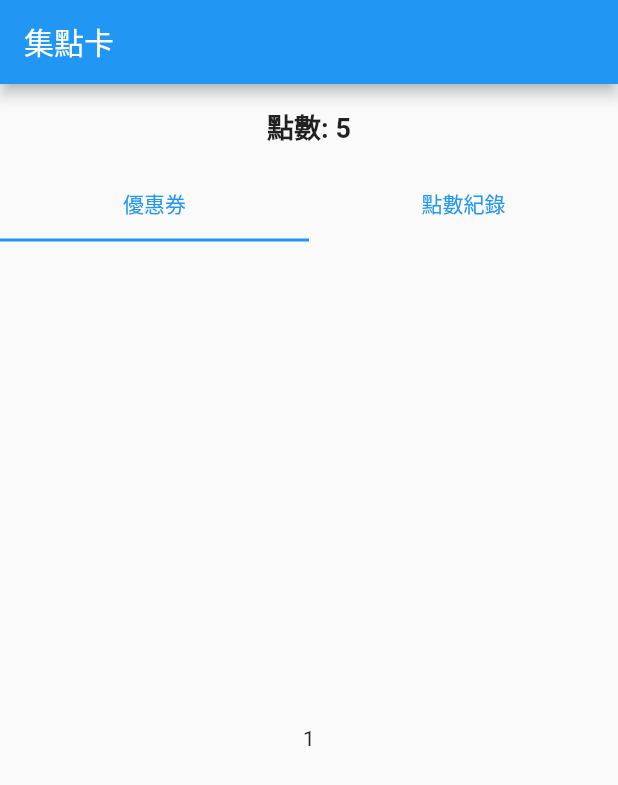
After one commit to championway/flutter_app_test, a Flutter app: the PointCardWidgetPage screen opened directly, on a phone screen of 412 x 824 dp. The commit adds this screen. Shown: the top 785 px of the screen. Run offline on Flutter 3.47's test engine with Material 2 defaults, Android fonts, the phone set to English and light mode, and no system bars; our stand-ins replace fluttertoast, qr_flutter; missing offline and left inert: qr_code_scanner; generated files the repository leaves out were written again.

Commit message:
Point Card Widget

```diff
--- a/lib/HomePage.dart
+++ b/lib/HomePage.dart
@@ -5,6 +5,7 @@ import 'package:flutter_app_test/Page/CouponWidget.dart';
 import 'package:flutter_app_test/Page/DateTimePickerPage.dart';
 import 'package:flutter_app_test/Page/MenuPage.dart';
 import 'package:flutter_app_test/Page/OwnerRestaurantNumberPage.dart';
+import 'package:flutter_app_test/Page/PointCardWidgetPage.dart';
 import 'package:flutter_app_test/Page/QRCodePage.dart';
 import 'package:flutter_app_test/Page/QRScanPage.dart';
 import 'package:flutter_app_test/Page/RestaurantNumberPage.dart';
@@ -43,6 +44,9 @@ class _HomePageState extends State<HomePage> {
           }),
           _listTile(Icons.money, "Coupon", () {
             pushPage(context, CouponWidget());
+          }),
+          _listTile(Icons.money, "PointCard", () {
+            pushPage(context, PointCardWidgetPage());
           }),
           _listTile(Icons.qr_code_scanner, "QRScanner", () {
             pushPage(context, QRScanPage());
--- a/lib/Page/MenuPage.dart
+++ b/lib/Page/MenuPage.dart
@@ -144,7 +144,7 @@ class _MenuFoodItemWidget extends StatelessWidget {
                       const SizedBox(
                         height: 5,
                       ),
-                      Text("好吃"),
+                      Text("123"),
                       const SizedBox(
                         height: 5,
                       ),
--- /dev/null
+++ b/lib/Page/PointCardWidgetPage.dart
@@ -0,0 +1,137 @@
+import 'package:flutter/cupertino.dart';
+import 'package:flutter/material.dart';
+import 'package:flutter_app_test/Util/Util.dart';
+
+class PointCardWidgetPage extends StatelessWidget {
+  Widget pointCardWidget() {
+    return Card(
+      shape: RoundedRectangleBorder(borderRadius: BorderRadius.circular(12)),
+      child: InkWell(
+        onTap: () {
+          showToast("集點卡");
+        },
+        child: Padding(
+          padding: const EdgeInsets.symmetric(horizontal: 10.0, vertical: 8.0),
+          child: Column(
+            mainAxisSize: MainAxisSize.min,
+            crossAxisAlignment: CrossAxisAlignment.start,
+            children: [
+              Row(
+                mainAxisAlignment: MainAxisAlignment.spaceBetween,
+                crossAxisAlignment: CrossAxisAlignment.center,
+                children: [
+                  Text(
+                    "Restaurant Name",
+                    style: TextStyle(fontSize: 18),
+                  ),
+                  Padding(
+                    padding: const EdgeInsets.symmetric(horizontal: 3),
+                    child: IconButton(
+                      onPressed: () {
+                        showToast("Setting");
+                      },
+                      iconSize: 18,
+                      icon: Icon(Icons.more_horiz_outlined),
+                      padding: EdgeInsets.zero,
+                      constraints: BoxConstraints(),
+                    ),
+                  )
+                ],
+              ),
+              SizedBox(
+                height: 5,
+              ),
+              Padding(
+                padding: const EdgeInsets.symmetric(horizontal: 4.0),
+                child: Divider(
+                  color: Colors.grey,
+                ),
+              ),
+              SizedBox(
+                height: 5,
+              ),
+              Row(
+                children: [
+                  Text("點數: "),
+                  Text(
+                    "15點",
+                  ),
+                ],
+              ),
+              SizedBox(
+                height: 10,
+              ),
+            ],
+          ),
+        ),
+      ),
+    );
+  }
+
+  Widget pointSection() {
+    return Padding(
+      padding: const EdgeInsets.symmetric(horizontal: 3.0, vertical: 15.0),
+      child: Container(
+        child: Column(
+          crossAxisAlignment: CrossAxisAlignment.end,
+//          mainAxisAlignment: MainAxisAlignment.spaceBetween,
+          children: [
+            Text(
+              "點數: ${5}",
+              style: TextStyle(fontSize: 18, fontWeight: FontWeight.bold),
+            )
+          ],
+        ),
+      ),
+    );
+  }
+
+  @override
+  Widget build(BuildContext context) {
+    return DefaultTabController(
+      length: 2,
+      child: Scaffold(
+        appBar: AppBar(
+          title: Text("集點卡"),
+        ),
+        body: Column(
+          children: [
+            pointSection(),
+            TabBar(
+              tabs: [
+                Tab(
+                  child: Text(
+                    "優惠券",
+                    style: TextStyle(color: Colors.blue),
+                  ),
+                ),
+                Tab(
+                  child: Text(
+                    "點數紀錄",
+                    style: TextStyle(color: Colors.blue),
+                  ),
+                ),
+              ],
+            ),
+            Expanded(
+              child: TabBarView(
+                  physics: NeverScrollableScrollPhysics(),
+                  children: [
+                    Container(
+                      child: Center(
+                        child: Text("1"),
+                      ),
+                    ),
+                    Container(
+                      child: Center(
+                        child: Text("2"),
+                      ),
+                    ),
+                  ]),
+            ),
+          ],
+        ),
+      ),
+    );
+  }
+}
```
